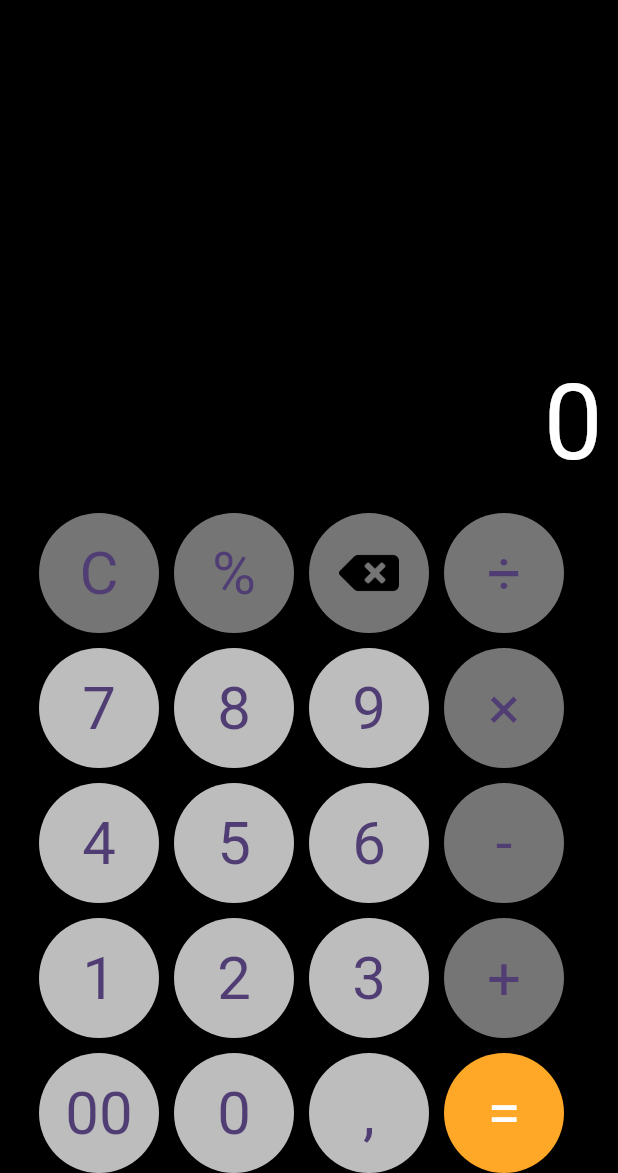
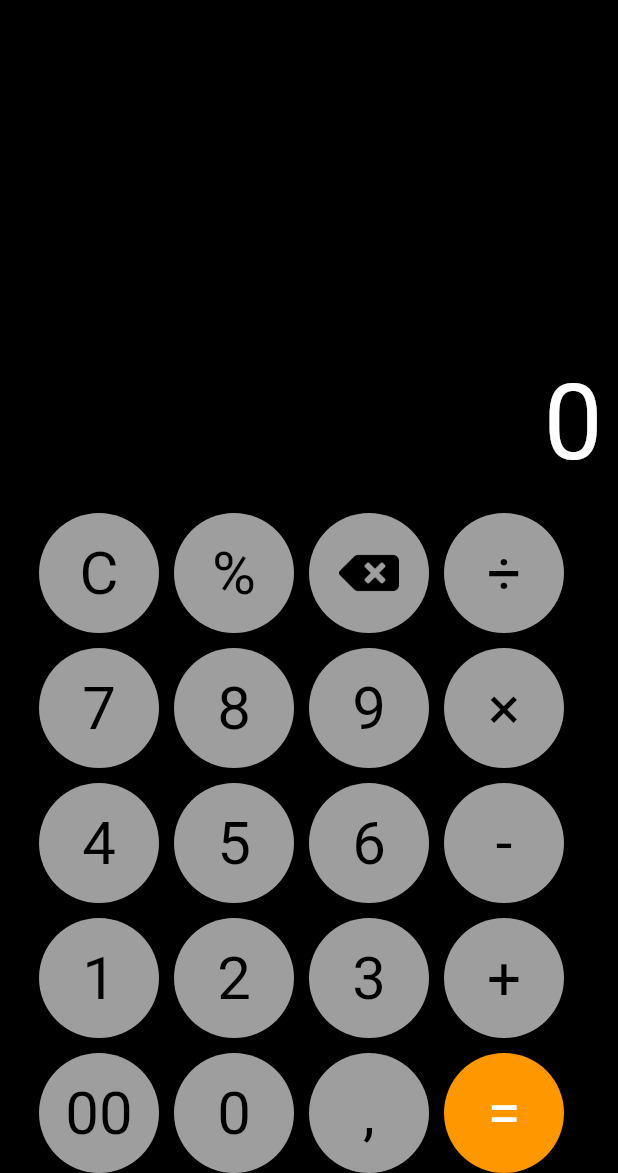
Before and after one commit to maciejsulikowski/calculator, a Flutter app: the screen it shows after launch, on a phone screen of 412 x 824 dp, the part 63-1236 px from its top. Run offline on Flutter 3.47's test engine with Material 2 defaults, Android fonts, the phone set to English and light mode, and no system bars.

Commit message:
Add some functions to calculator

```diff
--- a/lib/main.dart
+++ b/lib/main.dart
@@ -16,7 +16,7 @@ class MyApp extends StatelessWidget {
         colorScheme: ColorScheme.fromSeed(seedColor: Colors.deepPurple),
         useMaterial3: true,
       ),
-      home: const Calculator(),
+      home:  Calculator(),
     );
   }
 }
--- a/lib/widgets/calculator_widget.dart
+++ b/lib/widgets/calculator_widget.dart
@@ -1,8 +1,3 @@
-import 'package:calculator/widgets/fifth_row_of_circles_widget.dart';
-import 'package:calculator/widgets/first_row_of_circles_widget.dart';
-import 'package:calculator/widgets/fourth_row_of_circles_widget.dart';
-import 'package:calculator/widgets/second_row_of_circles_widget.dart';
-import 'package:calculator/widgets/third_row_of_circles_widget.dart';
 import 'package:flutter/material.dart';
 
 class Calculator extends StatefulWidget {
@@ -15,48 +10,204 @@ class Calculator extends StatefulWidget {
 }
 
 class _CalculatorState extends State<Calculator> {
+  var numberText = '0';
+  var numberOne = '0';
+  var numberTwo = '0';
+  var result = '';
+
+  void calculation(String buttonText) {
+    if (buttonText == 'C') {
+      setState(() {
+        numberText = numberOne;
+      });
+    } else if (buttonText == '0' ||
+        buttonText == '1' ||
+        buttonText == '2' ||
+        buttonText == '3' ||
+        buttonText == '4' ||
+        buttonText == '5' ||
+        buttonText == '6' ||
+        buttonText == '7' ||
+        buttonText == '8' ||
+        buttonText == '9') {
+      setState(() {
+        numberText = numberText.replaceFirst('0', '') + buttonText;
+      });
+    }
+  }
+
   @override
   Widget build(BuildContext context) {
+    Widget button(String buttonText, Color? buttonCollor, Color? textColor) {
+      return InkWell(
+        onTap: () {
+          calculation(buttonText);
+        },
+        child: CircleAvatar(
+          backgroundColor: buttonCollor,
+          radius: 40,
+          child: Text(
+            buttonText,
+            style: TextStyle(
+                fontSize: 40, fontWeight: FontWeight.normal, color: textColor),
+          ),
+        ),
+      );
+    }
+
+    Widget buttonIcon(Color buttonCollor, Color textColor) {
+      return InkWell(
+        onTap: () {},
+        child: CircleAvatar(
+          backgroundColor: buttonCollor,
+          radius: 40,
+          child: CircleAvatar(
+            backgroundColor: buttonCollor,
+            radius: 20,
+            child: Image.asset(
+              'images/back_icon.png',
+            ),
+          ),
+        ),
+      );
+    }
+
     return Scaffold(
-      appBar: _appBar(),
+      appBar: AppBar(
+        backgroundColor: Colors.black,
+        title: const Text(
+          'Calculator',
+          style: TextStyle(color: Colors.white),
+        ),
+      ),
       body: Container(
         color: Colors.black,
-        child: const Column(
+        child: Column(
           mainAxisAlignment: MainAxisAlignment.end,
           crossAxisAlignment: CrossAxisAlignment.end,
           children: [
             Padding(
-              padding: EdgeInsets.only(right: 10.0),
+              padding: const EdgeInsets.only(right: 10.0),
               child: Text(
-                '0',
-                style: TextStyle(color: Colors.white, fontSize: 70),
+                numberText,
+                style: const TextStyle(color: Colors.white, fontSize: 70),
               ),
             ),
-            SizedBox(
+            const SizedBox(
               height: 10,
             ),
-            FirstRowOfCircles(),
-            SizedBox(height: 10),
-            SecondRowOfCircles(),
-            SizedBox(height: 10),
-            ThirdRowOfCircles(),
-            SizedBox(height: 10),
-            FourthRowOfCircles(),
-            SizedBox(height: 10),
-            FifthRowOfCircles(),
+            Row(
+              mainAxisAlignment: MainAxisAlignment.center,
+              children: [
+                button('C', Colors.grey, Colors.black),
+                const SizedBox(
+                  width: 10,
+                ),
+                button('%', Colors.grey, Colors.black),
+                const SizedBox(
+                  width: 10,
+                ),
+                buttonIcon(Colors.grey, Colors.black),
+                const SizedBox(
+                  width: 10,
+                ),
+                button('÷', Colors.grey, Colors.black),
+                const SizedBox(
+                  width: 10,
+                ),
+              ],
+            ),
+            const SizedBox(height: 10),
+            Row(
+              mainAxisAlignment: MainAxisAlignment.center,
+              children: [
+                button('7', Colors.grey, Colors.black),
+                const SizedBox(
+                  width: 10,
+                ),
+                button('8', Colors.grey, Colors.black),
+                const SizedBox(
+                  width: 10,
+                ),
+                button('9', Colors.grey, Colors.black),
+                const SizedBox(
+                  width: 10,
+                ),
+                button('×', Colors.grey, Colors.black),
+                const SizedBox(
+                  width: 10,
+                ),
+              ],
+            ),
+            const SizedBox(height: 10),
+            Row(
+              mainAxisAlignment: MainAxisAlignment.center,
+              children: [
+                button('4', Colors.grey, Colors.black),
+                const SizedBox(
+                  width: 10,
+                ),
+                button('5', Colors.grey, Colors.black),
+                const SizedBox(
+                  width: 10,
+                ),
+                button('6', Colors.grey, Colors.black),
+                const SizedBox(
+                  width: 10,
+                ),
+                button('-', Colors.grey, Colors.black),
+                const SizedBox(
+                  width: 10,
+                ),
+              ],
+            ),
+            const SizedBox(height: 10),
+            Row(
+              mainAxisAlignment: MainAxisAlignment.center,
+              children: [
+                button('1', Colors.grey, Colors.black),
+                const SizedBox(
+                  width: 10,
+                ),
+                button('2', Colors.grey, Colors.black),
+                const SizedBox(
+                  width: 10,
+                ),
+                button('3', Colors.grey, Colors.black),
+                const SizedBox(
+                  width: 10,
+                ),
+                button('+', Colors.grey, Colors.black),
+                const SizedBox(
+                  width: 10,
+                ),
+              ],
+            ),
+            const SizedBox(height: 10),
+            Row(
+              mainAxisAlignment: MainAxisAlignment.center,
+              children: [
+                button('00', Colors.grey, Colors.black),
+                const SizedBox(
+                  width: 10,
+                ),
+                button('0', Colors.grey, Colors.black),
+                const SizedBox(
+                  width: 10,
+                ),
+                button(',', Colors.grey, Colors.black),
+                const SizedBox(
+                  width: 10,
+                ),
+                button('=', Colors.orange, Colors.white),
+                const SizedBox(
+                  width: 10,
+                ),
+              ],
+            ),
           ],
         ),
       ),
     );
   }
-
-  AppBar _appBar() {
-    return AppBar(
-      backgroundColor: Colors.black,
-      title: const Text(
-        'Calculator',
-        style: TextStyle(color: Colors.white),
-      ),
-    );
-  }
 }
--- a/lib/widgets/fifth_row_of_circles_widget.dart
+++ b/lib/widgets/fifth_row_of_circles_widget.dart
@@ -45,12 +45,15 @@ class Circle extends StatelessWidget {
 
   @override
   Widget build(BuildContext context) {
-    return CircleAvatar(
+    return InkWell(
+      onTap: () {},
+      child: CircleAvatar(
         backgroundColor: Colors.grey[400],
         radius: 40,
         child: Text(
           title,
           style: const TextStyle(fontSize: 40, fontWeight: FontWeight.normal),
+        ),
       ),
     );
   }
@@ -66,7 +69,9 @@ class CircleEqual extends StatelessWidget {
 
   @override
   Widget build(BuildContext context) {
-    return CircleAvatar(
+    return InkWell(
+      onTap: () {},
+      child: CircleAvatar(
         backgroundColor: Colors.orange[400],
         radius: 40,
         child: Text(
@@ -74,6 +79,7 @@ class CircleEqual extends StatelessWidget {
           style: const TextStyle(
               fontSize: 40, fontWeight: FontWeight.normal, color: Colors.white),
         ),
+      ),
     );
   }
 }
--- a/lib/widgets/first_row_of_circles_widget.dart
+++ b/lib/widgets/first_row_of_circles_widget.dart
@@ -41,12 +41,15 @@ class Circle extends StatelessWidget {
 
   @override
   Widget build(BuildContext context) {
-    return CircleAvatar(
+    return InkWell(
+      onTap: () {},
+      child: CircleAvatar(
         backgroundColor: Colors.grey[600],
         radius: 40,
         child: Text(
           title,
           style: const TextStyle(fontSize: 40, fontWeight: FontWeight.normal),
+        ),
       ),
     );
   }
@@ -59,7 +62,9 @@ class CircleIcon extends StatelessWidget {
 
   @override
   Widget build(BuildContext context) {
-    return CircleAvatar(
+    return InkWell(
+      onTap: () {},
+      child: CircleAvatar(
         backgroundColor: Colors.grey[600],
         radius: 40,
         child: CircleAvatar(
@@ -69,6 +74,7 @@ class CircleIcon extends StatelessWidget {
             'images/back_icon.png',
           ),
         ),
+      ),
     );
   }
 }
--- a/lib/widgets/fourth_row_of_circles_widget.dart
+++ b/lib/widgets/fourth_row_of_circles_widget.dart
@@ -43,12 +43,17 @@ class Circle extends StatelessWidget {
 
   @override
   Widget build(BuildContext context) {
-    return CircleAvatar(
+    return InkWell(
+      onTap: () {
+
+      },
+      child: CircleAvatar(
         backgroundColor: Colors.grey[400],
         radius: 40,
         child: Text(
           title,
           style: const TextStyle(fontSize: 40, fontWeight: FontWeight.normal),
+        ),
       ),
     );
   }
@@ -64,13 +69,16 @@ class GreyCircle extends StatelessWidget {
 
   @override
   Widget build(BuildContext context) {
-    return CircleAvatar(
+    return InkWell(
+      onTap: () {},
+      child: CircleAvatar(
         backgroundColor: Colors.grey[600],
         radius: 40,
         child: Text(
           title,
           style: const TextStyle(fontSize: 40, fontWeight: FontWeight.normal),
         ),
+      ),
     );
   }
 }
--- a/lib/widgets/second_row_of_circles_widget.dart
+++ b/lib/widgets/second_row_of_circles_widget.dart
@@ -43,12 +43,15 @@ class Circle extends StatelessWidget {
 
   @override
   Widget build(BuildContext context) {
-    return CircleAvatar(
+    return InkWell(
+      onTap: () {},
+      child: CircleAvatar(
         backgroundColor: Colors.grey[400],
         radius: 40,
         child: Text(
           title,
           style: const TextStyle(fontSize: 40, fontWeight: FontWeight.normal),
+        ),
       ),
     );
   }
@@ -64,13 +67,16 @@ class GreyCircle extends StatelessWidget {
 
   @override
   Widget build(BuildContext context) {
-    return CircleAvatar(
+    return InkWell(
+      onTap: () {},
+      child: CircleAvatar(
         backgroundColor: Colors.grey[600],
         radius: 40,
         child: Text(
           title,
           style: const TextStyle(fontSize: 40, fontWeight: FontWeight.normal),
         ),
+      ),
     );
   }
 }
--- a/lib/widgets/third_row_of_circles_widget.dart
+++ b/lib/widgets/third_row_of_circles_widget.dart
@@ -43,12 +43,15 @@ class Circle extends StatelessWidget {
 
   @override
   Widget build(BuildContext context) {
-    return CircleAvatar(
+    return InkWell(
+      onTap: () {},
+      child: CircleAvatar(
         backgroundColor: Colors.grey[400],
         radius: 40,
         child: Text(
           title,
           style: const TextStyle(fontSize: 40, fontWeight: FontWeight.normal),
+        ),
       ),
     );
   }
@@ -64,13 +67,16 @@ class GreyCircle extends StatelessWidget {
 
   @override
   Widget build(BuildContext context) {
-    return CircleAvatar(
+    return InkWell(
+      onTap: () {},
+      child: CircleAvatar(
         backgroundColor: Colors.grey[600],
         radius: 40,
         child: Text(
           title,
           style: const TextStyle(fontSize: 40, fontWeight: FontWeight.normal),
         ),
+      ),
     );
   }
 }
```
Lines whose indentation alone changed are shown as unchanged.
